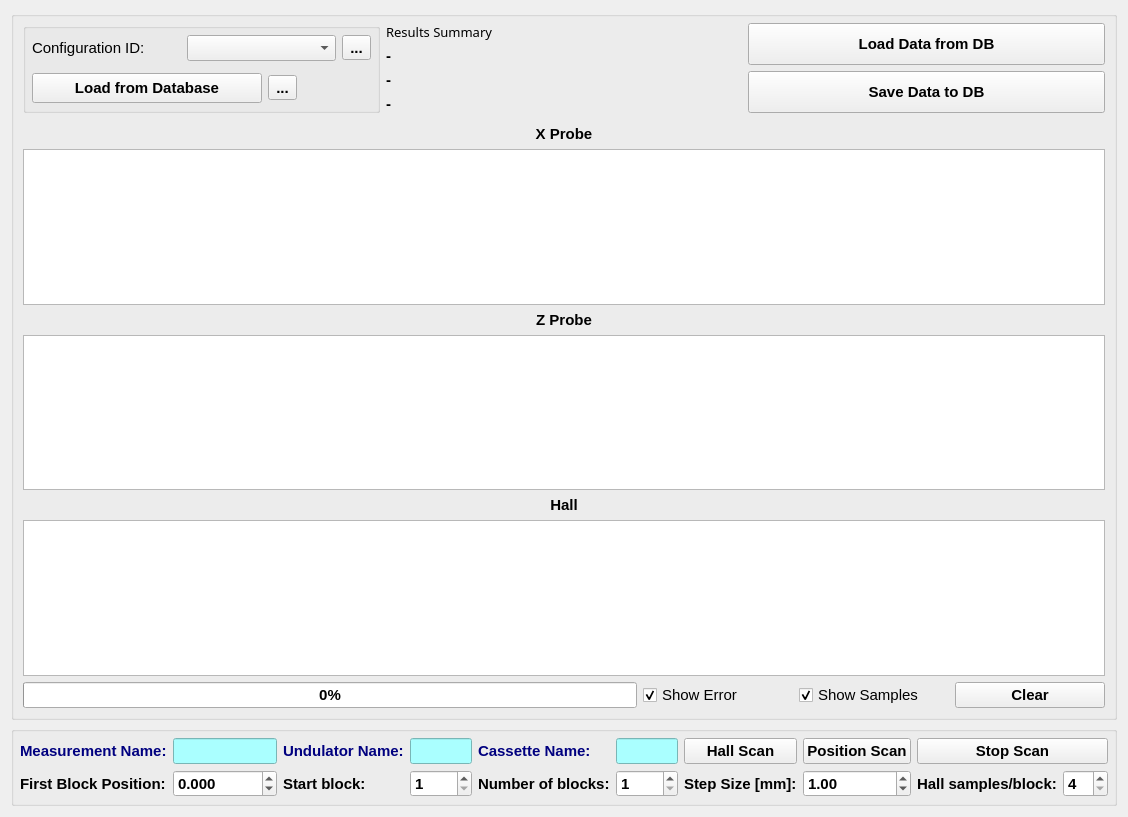
Before: the Qt Designer form deltabench/gui/ui/scanwidget.ui in lnls-ima/delta-assembly-bench, drawn with Qt 5.
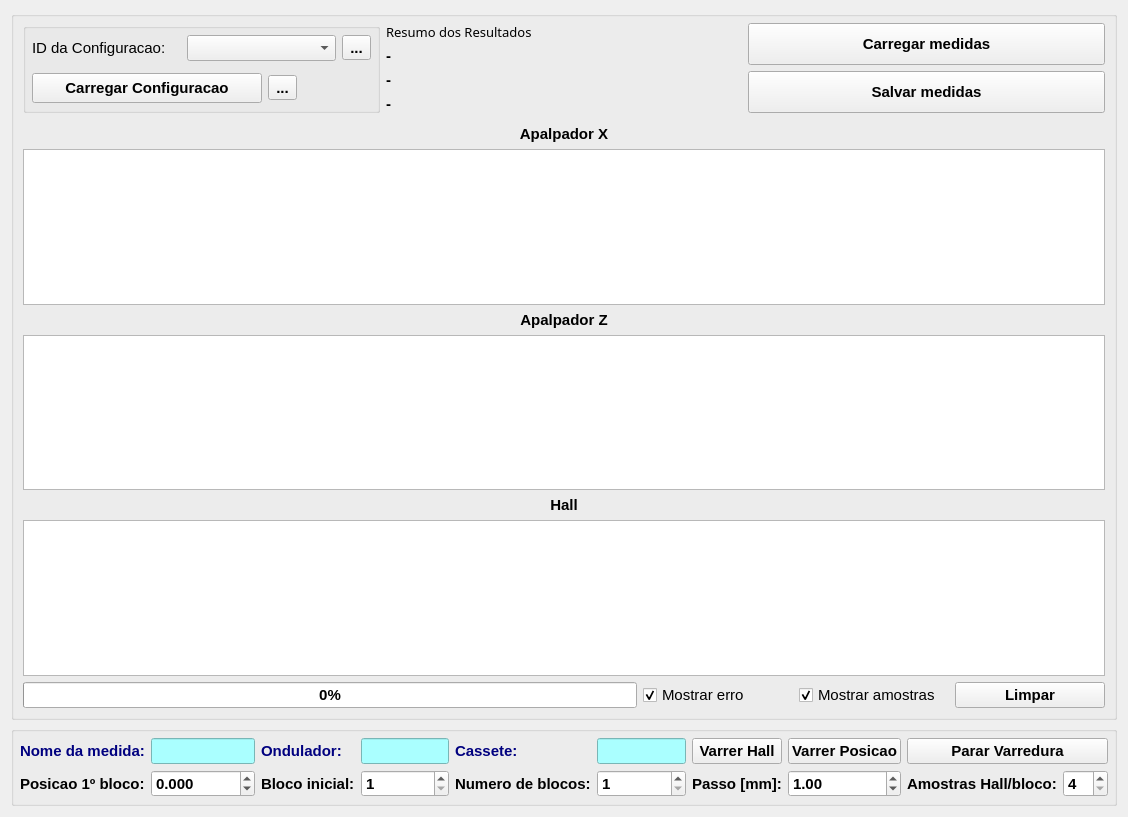
After: the same form once the commit is applied. Icons and pictures are not drawn. Custom widgets are drawn as their Qt base class.

Commit message:
Translate main widgets labels and messages to portuguese
This is important since maybe not all of the GUI users will
be comfortable with using it in english.

```diff
--- a/deltabench/gui/ui/scanwidget.ui
+++ b/deltabench/gui/ui/scanwidget.ui
@@ -84,7 +84,7 @@
              <string>Show error in plots</string>
             </property>
             <property name="text">
-             <string>Show Error</string>
+             <string>Mostrar erro</string>
             </property>
             <property name="checked">
              <bool>true</bool>
@@ -109,7 +109,7 @@
              <string>Show error in plots</string>
             </property>
             <property name="text">
-             <string>Show Samples</string>
+             <string>Mostrar amostras</string>
             </property>
             <property name="checked">
              <bool>true</bool>
@@ -146,7 +146,7 @@
              <string>Clear graphs and results</string>
             </property>
             <property name="text">
-             <string>Clear</string>
+             <string>Limpar</string>
             </property>
             <property name="icon">
              <iconset>
@@ -165,7 +165,7 @@
         <item row="4" column="0" colspan="2">
          <widget class="QLabel" name="label_3">
           <property name="text">
-           <string>Z Probe</string>
+           <string>Apalpador Z</string>
           </property>
           <property name="alignment">
            <set>Qt::AlignCenter</set>
@@ -250,7 +250,7 @@
                   </font>
                  </property>
                  <property name="text">
-                  <string>Configuration ID:</string>
+                  <string>ID da Configuracao:</string>
                  </property>
                 </widget>
                </item>
@@ -301,7 +301,7 @@
                 </size>
                </property>
                <property name="text">
-                <string>Load from Database</string>
+                <string>Carregar Configuracao</string>
                </property>
               </widget>
              </item>
@@ -341,7 +341,7 @@
                </font>
               </property>
               <property name="text">
-               <string>Results Summary</string>
+               <string>Resumo dos Resultados</string>
               </property>
              </widget>
             </item>
@@ -403,7 +403,7 @@
                <string>Load position and Hall sensor data fom DB to graph</string>
               </property>
               <property name="text">
-               <string>Load Data from DB</string>
+               <string>Carregar medidas</string>
               </property>
               <property name="icon">
                <iconset>
@@ -450,7 +450,7 @@
                <string>Save position and Hall sensor data to DB</string>
               </property>
               <property name="text">
-               <string>Save Data to DB</string>
+               <string>Salvar medidas</string>
               </property>
               <property name="icon">
                <iconset>
@@ -515,7 +515,7 @@
         <item row="2" column="0" colspan="2">
          <widget class="QLabel" name="label_2">
           <property name="text">
-           <string>X Probe</string>
+           <string>Apalpador X</string>
           </property>
           <property name="alignment">
            <set>Qt::AlignCenter</set>
@@ -580,7 +580,7 @@
             <item row="2" column="0">
              <widget class="QLabel" name="label_6">
               <property name="text">
-               <string>First Block Position:</string>
+               <string>Posicao 1º bloco:</string>
               </property>
              </widget>
             </item>
@@ -596,7 +596,7 @@
                <string notr="true">color: rgb(0, 0, 127);</string>
               </property>
               <property name="text">
-               <string>Cassette Name:</string>
+               <string>Cassete:</string>
               </property>
              </widget>
             </item>
@@ -622,7 +622,7 @@
             <item row="2" column="2">
              <widget class="QLabel" name="label_10">
               <property name="text">
-               <string>Start block:</string>
+               <string>Bloco inicial:</string>
               </property>
              </widget>
             </item>
@@ -656,7 +656,7 @@
                <string notr="true"/>
               </property>
               <property name="text">
-               <string>Hall Scan</string>
+               <string>Varrer Hall</string>
               </property>
               <property name="icon">
                <iconset>
@@ -695,7 +695,7 @@
                <string notr="true">color: rgb(0, 0, 127);</string>
               </property>
               <property name="text">
-               <string>Measurement Name:</string>
+               <string>Nome da medida:</string>
               </property>
              </widget>
             </item>
@@ -736,7 +736,7 @@
                <string notr="true"/>
               </property>
               <property name="text">
-               <string>Position Scan</string>
+               <string>Varrer Posicao</string>
               </property>
               <property name="icon">
                <iconset>
@@ -772,7 +772,7 @@
             <item row="2" column="6">
              <widget class="QLabel" name="label_8">
               <property name="text">
-               <string>Step Size [mm]:</string>
+               <string>Passo [mm]:</string>
               </property>
              </widget>
             </item>
@@ -802,7 +802,7 @@
             <item row="2" column="4">
              <widget class="QLabel" name="label_7">
               <property name="text">
-               <string>Number of blocks:</string>
+               <string>Numero de blocos:</string>
               </property>
              </widget>
             </item>
@@ -847,14 +847,14 @@
                <string notr="true">color: rgb(0, 0, 127);</string>
               </property>
               <property name="text">
-               <string>Undulator Name:</string>
+               <string>Ondulador:</string>
               </property>
              </widget>
             </item>
             <item row="2" column="8">
              <widget class="QLabel" name="label_9">
               <property name="text">
-               <string>Hall samples/block:</string>
+               <string>Amostras Hall/bloco:</string>
               </property>
              </widget>
             </item>
@@ -891,7 +891,7 @@
                <string notr="true"/>
               </property>
               <property name="text">
-               <string>Stop Scan</string>
+               <string>Parar Varredura</string>
               </property>
               <property name="icon">
                <iconset>
```
The commit also changes 5 other files.
